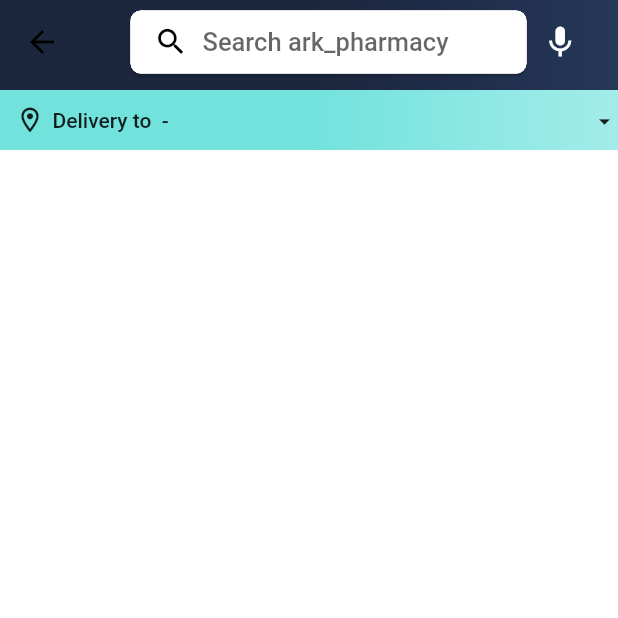
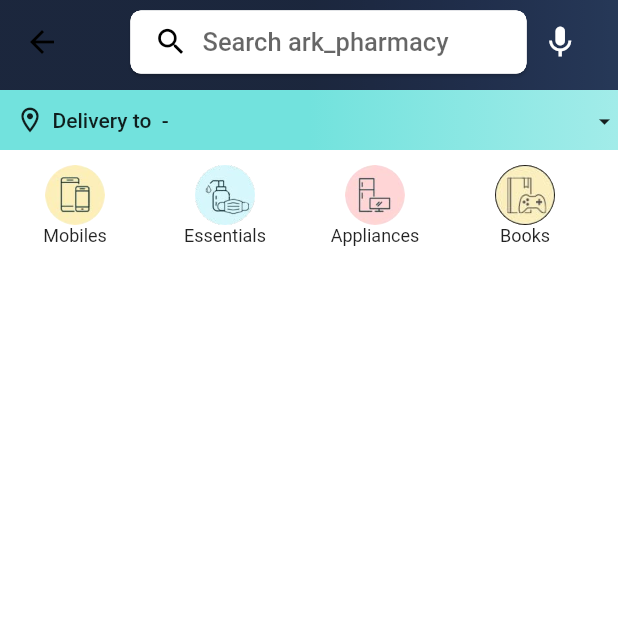
Before and after one commit to Manasseh919/ark_pharmacy, a Flutter app: the HomeScreen screen opened by its route, on a phone screen of 412 x 824 dp, the top half of it. Run offline on Flutter 3.47's test engine with Material 2 defaults, Android fonts, the phone set to English and light mode, and no system bars; our stand-ins replace badges, shared_preferences; accounts and stored records are empty.

Commit message:
categories icons and title done

```diff
--- a/lib/constants/global_variables.dart
+++ b/lib/constants/global_variables.dart
@@ -17,4 +17,37 @@ class GlobalVariables {
   static const Color greyBackgroundCOlor = Color(0xffebecee);
   static var selectedNavBarColor = Colors.cyan[800]!;
   static const unselectedNavBarColor = Colors.black87;
+
+
+   // STATIC IMAGES
+  static const List<String> carouselImages = [
+    'https://images-eu.ssl-images-amazon.com/images/G/31/img21/Wireless/WLA/TS/D37847648_Accessories_savingdays_Jan22_Cat_PC_1500.jpg',
+    'https://images-eu.ssl-images-amazon.com/images/G/31/img2021/Vday/bwl/English.jpg',
+    'https://images-eu.ssl-images-amazon.com/images/G/31/img22/Wireless/AdvantagePrime/BAU/14thJan/D37196025_IN_WL_AdvantageJustforPrime_Jan_Mob_ingress-banner_1242x450.jpg',
+    'https://images-na.ssl-images-amazon.com/images/G/31/Symbol/2020/00NEW/1242_450Banners/PL31_copy._CB432483346_.jpg',
+    'https://images-na.ssl-images-amazon.com/images/G/31/img21/shoes/September/SSW/pc-header._CB641971330_.jpg',
+  ];
+
+  static const List<Map<String, String>> categoryImages = [
+    {
+      'title': 'Mobiles',
+      'image': 'assets/images/mobiles.jpeg',
+    },
+    {
+      'title': 'Essentials',
+      'image': 'assets/images/essentials.jpeg',
+    },
+    {
+      'title': 'Appliances',
+      'image': 'assets/images/appliances.jpeg',
+    },
+    {
+      'title': 'Books',
+      'image': 'assets/images/books.jpeg',
+    },
+    {
+      'title': 'Fashion',
+      'image': 'assets/images/fashion.jpeg',
+    },
+  ];
 }
--- a/lib/features/home/screens/home_screen.dart
+++ b/lib/features/home/screens/home_screen.dart
@@ -1,5 +1,6 @@
 import 'package:ark_pharmacy/constants/global_variables.dart';
 import 'package:ark_pharmacy/features/home/widgets/address_box.dart';
+import 'package:ark_pharmacy/features/home/widgets/top_categories.dart';
 import 'package:ark_pharmacy/providers/user_provider.dart';
 import 'package:flutter/material.dart';
 import 'package:provider/provider.dart';
@@ -86,8 +87,14 @@ class _HomeScreenState extends State<HomeScreen> {
             ),
           ),
         ),
-        body: Column(
-          children: [AddressBox()],
+        body: const Column(
+          children: [
+            AddressBox(),
+            SizedBox(
+              height: 10,
+            ),
+            TopCategories()
+          ],
         ));
   }
 }
--- /dev/null
+++ b/lib/features/home/widgets/top_categories.dart
@@ -0,0 +1,45 @@
+import 'package:ark_pharmacy/constants/global_variables.dart';
+import 'package:flutter/material.dart';
+
+class TopCategories extends StatelessWidget {
+  const TopCategories({super.key});
+
+  @override
+  Widget build(BuildContext context) {
+    return SizedBox(
+      height: 60,
+      child: ListView.builder(
+        itemCount: GlobalVariables.categoryImages.length,
+        scrollDirection: Axis.horizontal,
+        itemExtent: 100,
+        itemBuilder: (context, index) {
+          return GestureDetector(
+            child: Column(
+              children: [
+                Container(
+                  padding: const EdgeInsets.symmetric(horizontal: 10),
+                  child: ClipRRect(
+                    borderRadius: BorderRadius.circular(50),
+                    child: Image.asset(
+                      GlobalVariables.categoryImages[index]['image']!,
+                      fit: BoxFit.cover,
+                      height: 40,
+                      width: 40,
+                    ),
+                  ),
+                ),
+                Text(
+                  GlobalVariables.categoryImages[index]['title']!,
+                  style: const TextStyle(
+                    fontSize: 12,
+                    fontWeight: FontWeight.w400,
+                  ),
+                ),
+              ],
+            ),
+          );
+        },
+      ),
+    );
+  }
+}
```
